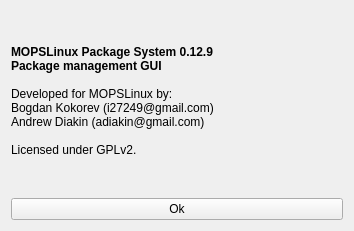
Old version of the form mpkg/manager/aboutbox.ui in the repository BackupTheBerlios/mops.
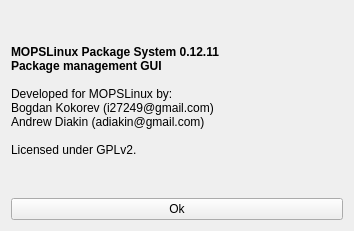
New version of the form.

```diff
--- a/mpkg/manager/aboutbox.ui
+++ b/mpkg/manager/aboutbox.ui
@@ -19,7 +19,7 @@
       <string>&lt;html>&lt;head>&lt;meta name="qrichtext" content="1" />&lt;style type="text/css">
 p, li { white-space: pre-wrap; }
 &lt;/style>&lt;/head>&lt;body style=" font-family:'Sans Serif'; font-size:7pt; font-weight:400; font-style:normal;">
-&lt;p style=" margin-top:0px; margin-bottom:0px; margin-left:0px; margin-right:0px; -qt-block-indent:0; text-indent:0px; font-size:9pt;">&lt;span style=" font-weight:600;">MOPSLinux Package System 0.12.9&lt;/span>&lt;/p>
+&lt;p style=" margin-top:0px; margin-bottom:0px; margin-left:0px; margin-right:0px; -qt-block-indent:0; text-indent:0px; font-size:9pt;">&lt;span style=" font-weight:600;">MOPSLinux Package System 0.12.11&lt;/span>&lt;/p>
 &lt;p style=" margin-top:0px; margin-bottom:0px; margin-left:0px; margin-right:0px; -qt-block-indent:0; text-indent:0px; font-size:9pt; font-weight:600;">Package management GUI&lt;/p>
 &lt;p style="-qt-paragraph-type:empty; margin-top:0px; margin-bottom:0px; margin-left:0px; margin-right:0px; -qt-block-indent:0; text-indent:0px; font-size:9pt; font-weight:600;">&lt;/p>
 &lt;p style=" margin-top:0px; margin-bottom:0px; margin-left:0px; margin-right:0px; -qt-block-indent:0; text-indent:0px; font-size:9pt;">Developed for MOPSLinux by:&lt;/p>
```
